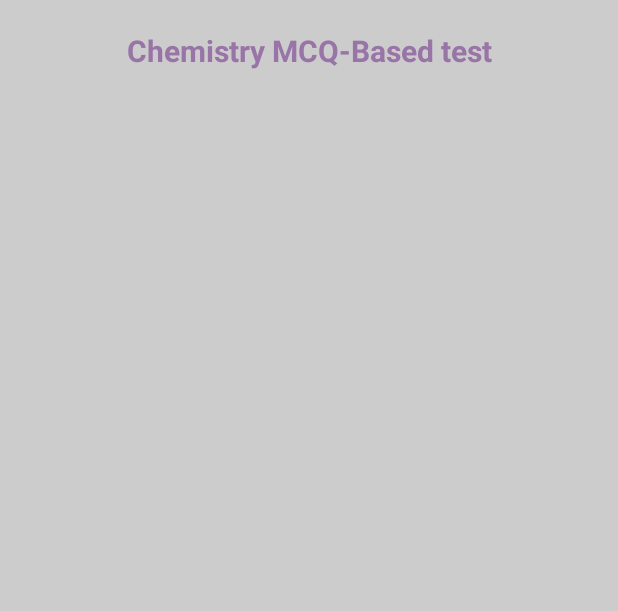
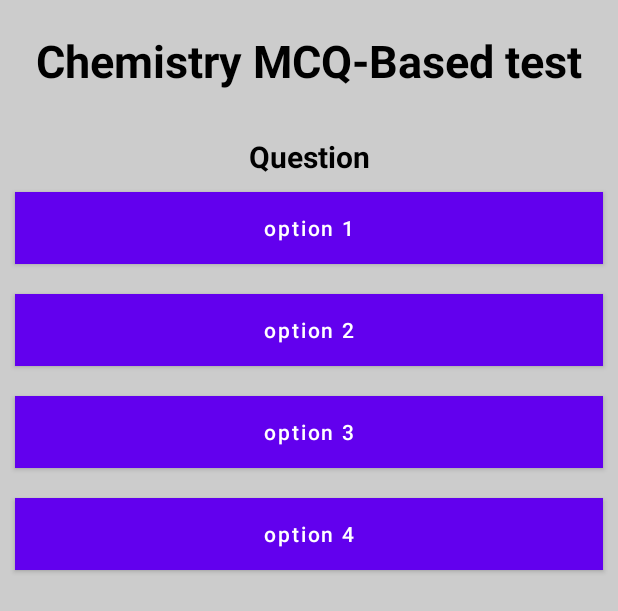
Before and after one commit to alishbamahmood/Assignment-02, an Android app: the layout activity_main.xml on its own in the app's theme, with its tools: preview values and no code run, on a phone screen of 412 x 824 dp. Shown: the top 611 px of the screen. Run offline under Robolectric (Android 15) with nearby library versions, the phone set to English and light mode, and no system bars.

Commit message:
Commit-3

```diff
--- a/app/src/main/res/layout/activity_main.xml
+++ b/app/src/main/res/layout/activity_main.xml
@@ -14,10 +14,11 @@
         android:layout_marginTop="20sp"
         android:id="@+id/course"
         android:text="Chemistry MCQ-Based test"
-        android:textColor="#9874a7"
+        android:textColor="@color/black"
         android:textAlignment="center"
+        android:gravity="center"
         android:textStyle="bold"
-        android:textSize="20sp"
+        android:textSize="30sp"
         >
     </TextView>
 
@@ -25,12 +26,62 @@
         android:layout_width="match_parent"
         android:layout_height="wrap_content"
         android:id="@+id/que"
-        android:textColor="#9874a7"
+        android:textColor="@color/black"
         android:textAlignment="center"
         android:textStyle="bold"
         android:textSize="20sp"
+        android:layout_marginTop="30sp"
+        android:text="Question"
 
         >
     </TextView>
+    <LinearLayout
+        android:layout_width="match_parent"
+        android:layout_height="wrap_content"
+        android:layout_below="@+id/que"
+        android:orientation="vertical" >
+
+        <Button
+            android:layout_width="match_parent"
+            android:layout_height="wrap_content"
+            android:layout_margin="10dp"
+            android:text="option 1"
+            android:textAllCaps="false"
+            android:id="@+id/opt1"
+            android:background="@color/purple_500"
+            />
+
+        <Button
+            android:layout_width="match_parent"
+            android:layout_height="wrap_content"
+            android:layout_margin="10dp"
+            android:text="option 2"
+            android:textAllCaps="false"
+            android:id="@+id/opt2"
+            android:background="@color/purple_500"
+            />
+
+        <Button
+            android:layout_width="match_parent"
+            android:layout_height="wrap_content"
+            android:layout_margin="10dp"
+            android:text="option 3"
+            android:textAllCaps="false"
+            android:id="@+id/opt3"
+            android:background="@color/purple_500"
+            />
+
+        <Button
+            android:layout_width="match_parent"
+            android:layout_height="wrap_content"
+            android:layout_margin="10dp"
+            android:text="option 4"
+            android:textAllCaps="false"
+            android:id="@+id/opt4"
+            android:background="@color/purple_500"
+            />
+
+
+    </LinearLayout>
 
 </LinearLayout>
```
Also changed, not shown: app/src/main/java/com/example/quizapp/MainActivity.java (+31 -9 lines), app/src/main/java/com/example/quizapp/Quiz.java (added, +68 -0 lines), 1 other file.
